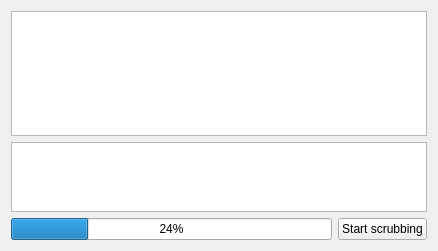
Before: the Qt Designer form app/mdraidpanel.ui in papylhomme/diskmonitor, drawn with Qt 5.
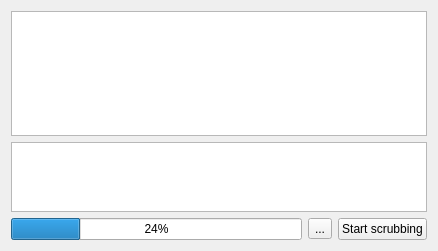
After: the same form once the commit is applied. Icons and pictures are not drawn.

Commit message: Add ability to cancel current test/scrub for drive and raid

```diff
--- a/app/mdraidpanel.ui
+++ b/app/mdraidpanel.ui
@@ -49,6 +49,18 @@
        </property>
       </widget>
      </item>
+     <item>
+      <widget class="QToolButton" name="cancelScrubButton">
+       <property name="text">
+        <string>...</string>
+       </property>
+       <property name="icon">
+        <iconset theme="dialog-cancel">
+         <normaloff/>
+        </iconset>
+       </property>
+      </widget>
+     </item>
      <item>
       <widget class="QPushButton" name="startScrubButton">
        <property name="text">
```
The commit also changes 7 other files.
